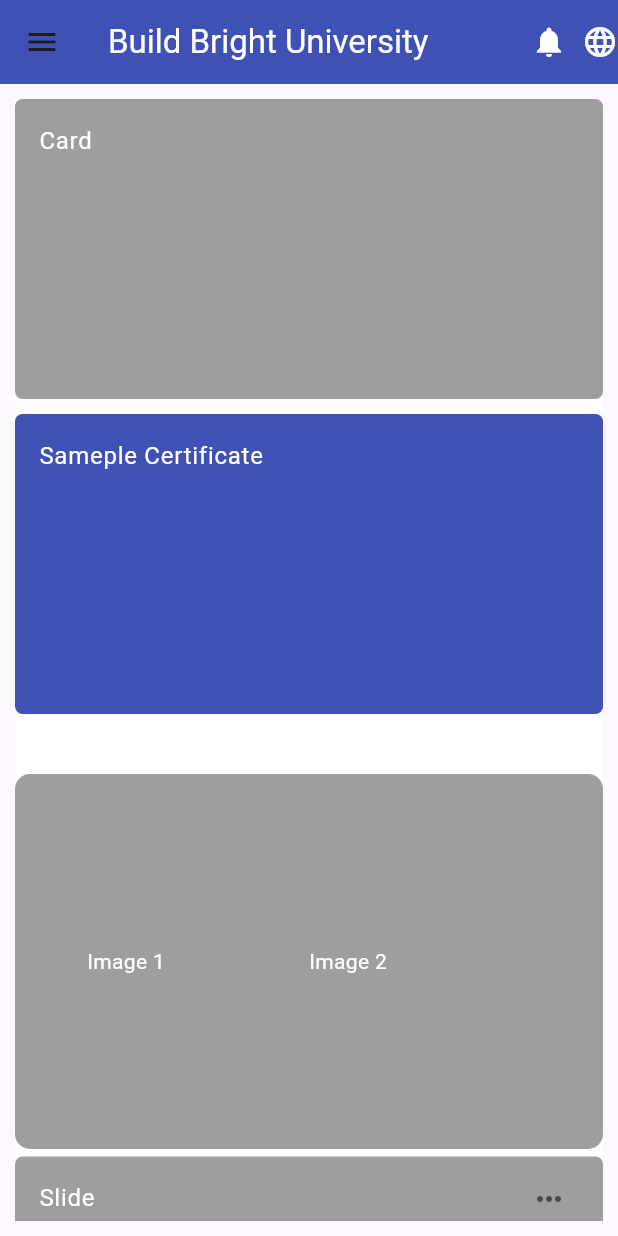
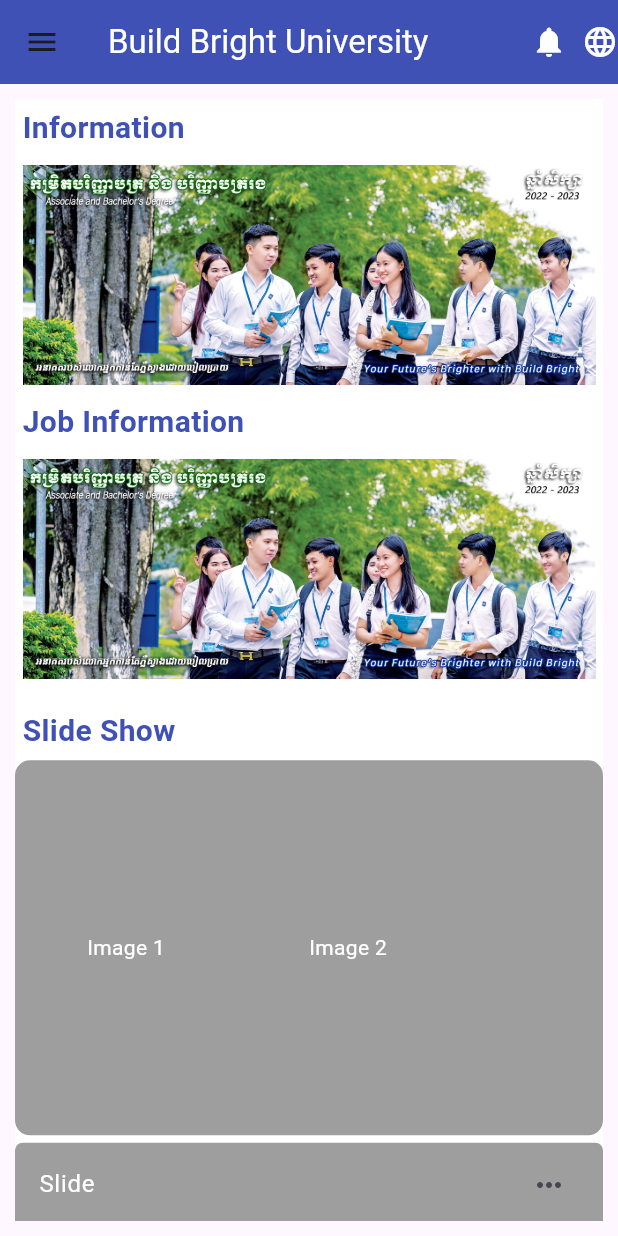
Before and after one commit to Cyperfroz00/griddemo, a Flutter app: the screen it shows after launch, on a phone screen of 412 x 824 dp. Run offline on Flutter 3.47's test engine with Material 2 defaults, Android fonts, the phone set to English and light mode, and no system bars.

Commit message:
17th update body and Card with images

```diff
--- a/lib/componnet/list_view_screen.dart
+++ b/lib/componnet/list_view_screen.dart
@@ -20,11 +20,15 @@ class _ListviewscreenState extends State<Listviewscreen> {
                 Center(
                   child: Container(
                     decoration: BoxDecoration(
-                      borderRadius: BorderRadius.all(Radius.circular(5),),color: Colors.indigo,
+                      borderRadius: BorderRadius.all(
+                        Radius.circular(5),
+                      ),
+                      color: Colors.indigo,
                     ),
                     child: Image.asset(
                       'assets/images/sidebar.jpg',
-                    ) ,height: 400,
+                    ),
+                    height: 400,
                   ),
                 ),
                 Center(
@@ -231,71 +235,95 @@ class _ListviewscreenState extends State<Listviewscreen> {
         child: ListView(
           children: [
             Container(
-              decoration: BoxDecoration(
-                borderRadius: BorderRadius.all(Radius.circular(5),),color: Colors.grey,
+              margin: EdgeInsets.all(5),
+              child: Text(
+                'Information',
+                style: TextStyle(
+                    color: Colors.indigo,
+                    fontWeight: FontWeight.bold,
+                    fontSize: 20),
               ),
-              width: 200,
-              height: 200,
-              //color: Colors.white,
-              child: const ListTile(
-          //      leading: Icon(Icons.home),
-                title: Text('Card',style: TextStyle(color: Colors.white),),
-          //      trailing: Icon(Icons.more_horiz),
-              ),
-            ),SizedBox(
-              height: 10,
             ),
             Container(
-              decoration: BoxDecoration(
-                borderRadius: BorderRadius.all(Radius.circular(5),),color: Colors.indigo,
+                margin: EdgeInsets.all(5),
+                child: Image.asset(
+                  'assets/images/sidebar.jpg',
+                )),
+            Container(
+              margin: EdgeInsets.all(5),
+              child: Text(
+                'Job Information',
+                style: TextStyle(
+                    color: Colors.indigo,
+                    fontWeight: FontWeight.bold,
+                    fontSize: 20),
               ),
-              width: 200,
-              height: 200,
-
+            ),
+            Container(
+              margin: EdgeInsets.all(5),
+              child: Image.asset(
+                'assets/images/sidebar.jpg',
+              ),
               //color: Colors.white,
-              child: const ListTile(
-                //      leading: Icon(Icons.home),
-                title: Text('Sameple Certificate',style: TextStyle(color: Colors.white),),
-                //      trailing: Icon(Icons.more_horiz),
-              ),
             ),
             SizedBox(
               height: 10,
             ),
             Container(
-              margin: EdgeInsets.only(top: 5,bottom: 5),
-              child: Text('Message',style: TextStyle(color: Colors.white),),
+              margin: EdgeInsets.all(5),
+              child: Text(
+                'Slide Show',
+                style: TextStyle(
+                    color: Colors.indigo,
+                    fontWeight: FontWeight.bold,
+                    fontSize: 20),
               ),
+            ),
+
             Container(
               height: 250,
               decoration: BoxDecoration(
-                borderRadius: BorderRadius.all(Radius.circular(10),),color: Colors.grey,
+                borderRadius: BorderRadius.all(
+                  Radius.circular(10),
+                ),
+                color: Colors.grey,
               ),
               child: Center(
                 child: Row(
                   mainAxisAlignment: MainAxisAlignment.spaceAround,
                   children: [
-                    Text('Image 1',style: TextStyle(color: Colors.white),),
-                    Text('Image 2',style: TextStyle(color: Colors.white),),
+                    Text(
+                      'Image 1',
+                      style: TextStyle(color: Colors.white),
+                    ),
+                    Text(
+                      'Image 2',
+                      style: TextStyle(color: Colors.white),
+                    ),
                     Container(
-                      child: Column(
-
-                      ),
+                      child: Column(),
                     )
                   ],
                 ),
               ),
             ),
-            SizedBox(height: 5,),
-            Container (
+            SizedBox(
+              height: 5,
+            ),
+            Container(
               decoration: BoxDecoration(
-                borderRadius: BorderRadius.all(Radius.circular(5),),color: Colors.grey
+                  borderRadius: BorderRadius.all(
+                    Radius.circular(5),
                   ),
+                  color: Colors.grey),
               width: 200,
               height: 200,
               child: const ListTile(
                 //      leading: Icon(Icons.home),
-                title: Text('Slide',style: TextStyle(color: Colors.white),),
+                title: Text(
+                  'Slide',
+                  style: TextStyle(color: Colors.white),
+                ),
                 trailing: Icon(Icons.more_horiz),
               ),
             ),
```
Lines whose indentation alone changed are shown as unchanged.
